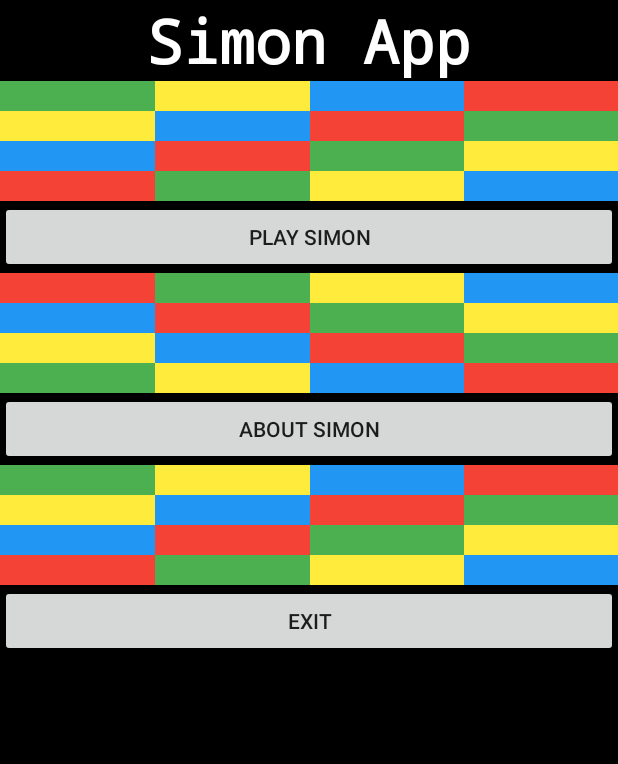
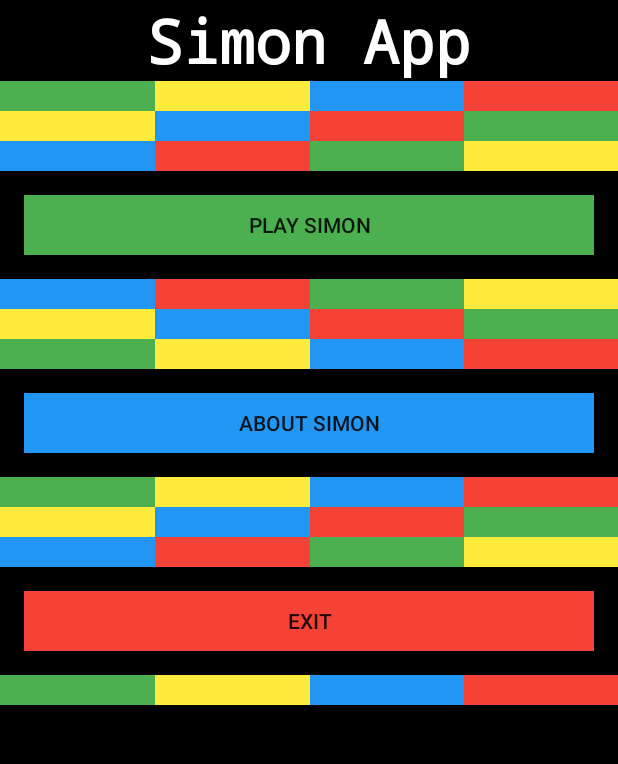
Before and after one commit to tbcrozier/Assignment2Simon, an Android app: the screen it shows after launch (Start), on a phone screen of 412 x 824 dp, the part 114-878 px from its top. Run offline under Robolectric (Android 15) with nearby library versions, the phone set to English and light mode, and no system bars.

Commit message:
Changed button spacing in activity start -added horizontal padding to distinguish the button from background

```diff
--- a/app/src/main/res/layout/activity_start.xml
+++ b/app/src/main/res/layout/activity_start.xml
@@ -177,90 +177,13 @@ android:background="@color/colorBlack">
 
 </LinearLayout>
 
-<!--This layout does bottom horizontal colorful frame edging-->
-<LinearLayout
-    android:orientation="horizontal"
-    android:layout_width="match_parent"
-    android:layout_height="20dp"
-    android:baselineAligned="false"
-    android:weightSum="4">
-
-    <LinearLayout
-        android:orientation="vertical"
-        android:layout_width="match_parent"
-        android:layout_height="match_parent"
-        android:background="@color/colorRed"
-        android:layout_weight="1">
-    </LinearLayout>
-    <LinearLayout
-        android:orientation="vertical"
-        android:layout_width="match_parent"
-        android:layout_height="match_parent"
-        android:background="@color/colorGreen"
-        android:layout_weight="1">
-    </LinearLayout>
-    <LinearLayout
-        android:orientation="vertical"
-        android:layout_width="match_parent"
-        android:layout_height="match_parent"
-        android:background="@color/colorYellow"
-        android:layout_weight="1">
-    </LinearLayout>
-    <LinearLayout
-        android:orientation="vertical"
-        android:layout_width="match_parent"
-        android:layout_height="match_parent"
-        android:background="@color/colorBlue"
-        android:layout_weight="1">
-    </LinearLayout>
-
-</LinearLayout>
-
 <Button
     android:text="@string/play_simon_button"
     android:layout_width="match_parent"
-    android:layout_height="wrap_content"
+    android:layout_height="40dp"
+    android:background="@color/colorGreen"
+    android:layout_margin="@dimen/activity_horizontal_margin"
     android:id="@+id/play_button" />
-
-<!--This layout does bottom horizontal colorful frame edging-->
-<LinearLayout
-    android:orientation="horizontal"
-    android:layout_width="match_parent"
-    android:layout_height="20dp"
-    android:baselineAligned="false"
-    android:weightSum="4">
-
-    <LinearLayout
-        android:orientation="vertical"
-        android:layout_width="match_parent"
-        android:layout_height="match_parent"
-        android:background="@color/colorRed"
-        android:layout_weight="1">
-    </LinearLayout>
-
-    <LinearLayout
-        android:orientation="vertical"
-        android:layout_width="match_parent"
-        android:layout_height="match_parent"
-        android:background="@color/colorGreen"
-        android:layout_weight="1">
-    </LinearLayout>
-    <LinearLayout
-        android:orientation="vertical"
-        android:layout_width="match_parent"
-        android:layout_height="match_parent"
-        android:background="@color/colorYellow"
-        android:layout_weight="1">
-    </LinearLayout>
-    <LinearLayout
-        android:orientation="vertical"
-        android:layout_width="match_parent"
-        android:layout_height="match_parent"
-        android:background="@color/colorBlue"
-        android:layout_weight="1">
-    </LinearLayout>
-
-</LinearLayout>
 
 <!--This layout does bottom horizontal colorful frame edging-->
 <LinearLayout
@@ -386,7 +309,9 @@ android:background="@color/colorBlack">
     <Button
     android:text="@string/about_simon_button"
     android:layout_width="match_parent"
-    android:layout_height="wrap_content"
+    android:layout_height="40dp"
+    android:background="@color/colorBlue"
+    android:layout_margin="@dimen/activity_horizontal_margin"
     android:id="@+id/about_button" />
 
 <!--This layout does bottom horizontal colorful frame edging-->
@@ -507,21 +432,23 @@ android:background="@color/colorBlack">
 
 </LinearLayout>
 
-    <!--This layout does bottom horizontal colorful frame edging-->
-    <LinearLayout
+<Button
+    android:text="@string/exit_button"
+    android:layout_width="match_parent"
+    android:layout_height="40dp"
+    android:background="@color/colorRed"
+    android:layout_margin="@dimen/activity_horizontal_margin"
+    android:id="@+id/exit_button"/>
+
+<!--This layout does the top horizontal colorful frame edging-->
+<LinearLayout
         android:orientation="horizontal"
         android:layout_width="match_parent"
         android:layout_height="20dp"
         android:baselineAligned="false"
         android:weightSum="4">
 
-        <LinearLayout
-            android:orientation="vertical"
-            android:layout_width="match_parent"
-            android:layout_height="match_parent"
-            android:background="@color/colorRed"
-            android:layout_weight="1">
-        </LinearLayout>
+
         <LinearLayout
             android:orientation="vertical"
             android:layout_width="match_parent"
@@ -543,12 +470,14 @@ android:background="@color/colorBlack">
             android:background="@color/colorBlue"
             android:layout_weight="1">
         </LinearLayout>
-    </LinearLayout>
-
-<Button
-    android:text="@string/exit_button"
-    android:layout_width="match_parent"
-    android:layout_height="wrap_content"
-    android:id="@+id/exit_button"/>
+        <LinearLayout
+            android:orientation="vertical"
+            android:layout_width="match_parent"
+            android:layout_height="match_parent"
+            android:background="@color/colorRed"
+            android:layout_weight="1">
+        </LinearLayout>
 
 </LinearLayout>
+
+</LinearLayout>
```
